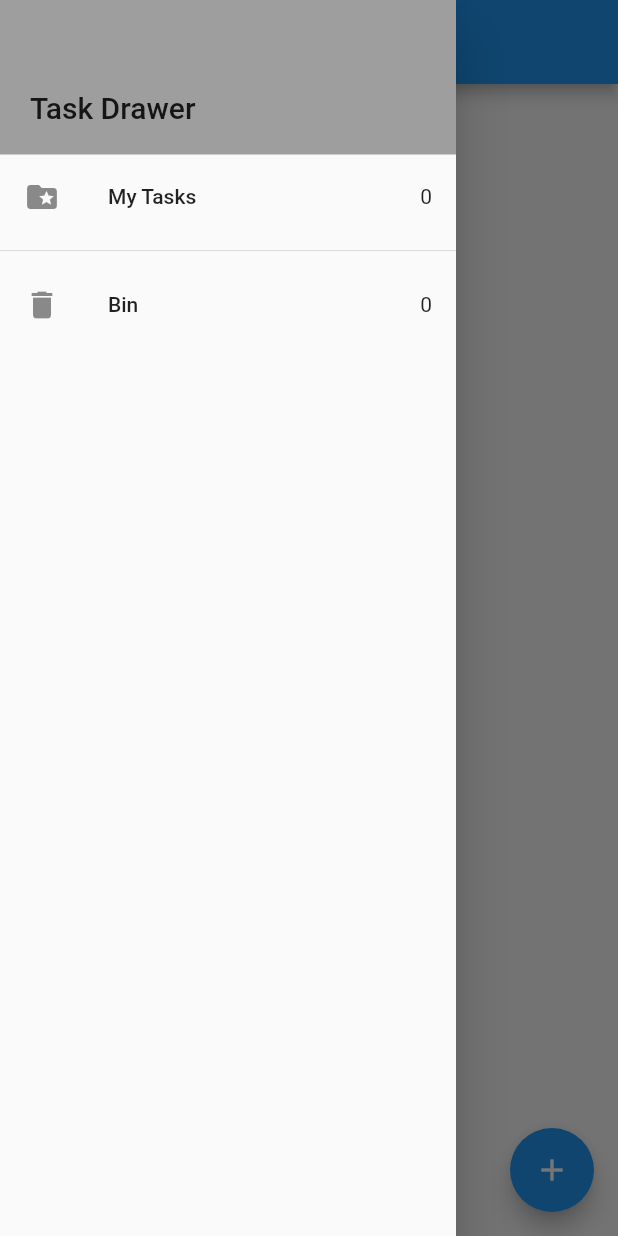
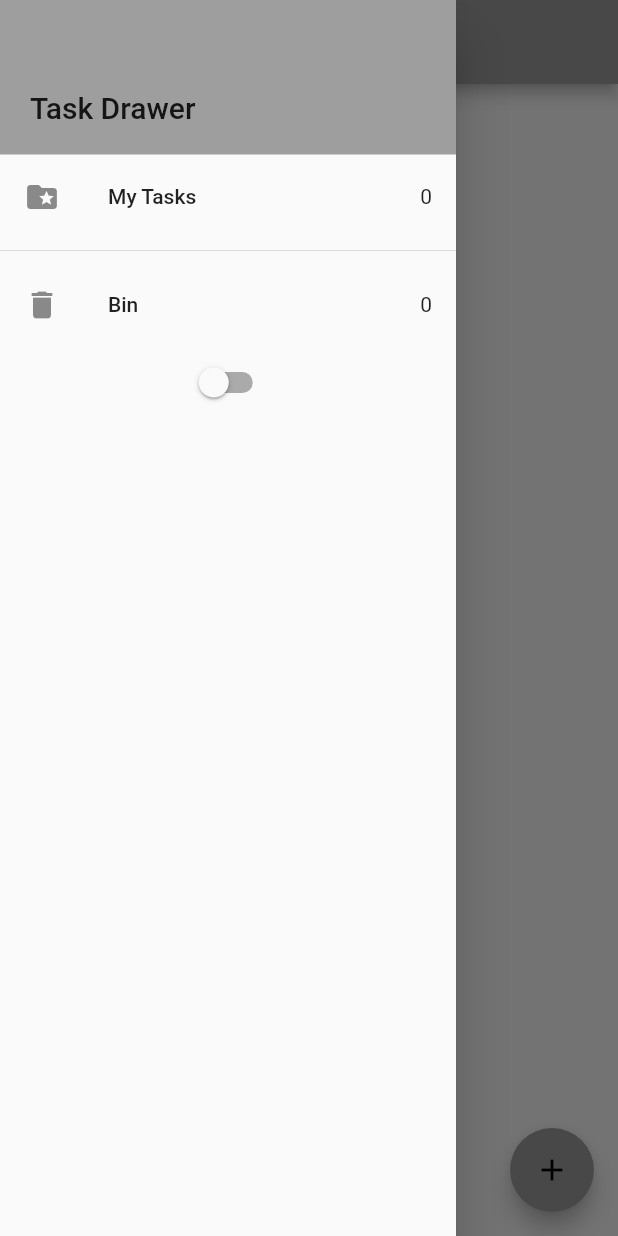
Before and after one commit to ESHFFD/todo_bloc, a Flutter app: the screen it shows after launch, with the side drawer open, on a phone screen of 412 x 824 dp. Run offline on Flutter 3.47's test engine with Material 2 defaults, Android fonts, the phone set to English and light mode, and no system bars; our stand-ins replace bloc, equatable, flutter_bloc, hydrated_bloc.

Commit message:
add theme to main.dart

```diff
--- a/lib/main.dart
+++ b/lib/main.dart
@@ -1,6 +1,7 @@
 import 'package:flutter/material.dart';
 import 'package:path_provider/path_provider.dart';
 import 'package:todo_app_bloc/presentation/resources/router_management.dart';
+import 'package:todo_app_bloc/presentation/resources/theme.dart';
 import 'package:todo_app_bloc/presentation/screens/home_page/home_page_screen.dart';
 import 'presentation/bloc/bloc_exports.dart';
 
@@ -23,14 +24,18 @@ class MyApp extends StatelessWidget {
         BlocProvider(create: (context) => TasksBloc()),
         BlocProvider(create: (context) => SwitchBloc()),
       ],
-      child: MaterialApp(
-        debugShowCheckedModeBanner: false,
-        title: 'Flutter Demo',
-        theme: ThemeData(
-          primarySwatch: Colors.blue,
-        ),
-        onGenerateRoute: RoutManager.getRoute,
-        home: const HomePageScreen(),
+      child: BlocBuilder<SwitchBloc, SwitchState>(
+        builder: (context, state) {
+          return MaterialApp(
+            debugShowCheckedModeBanner: false,
+            title: 'Flutter Demo',
+            theme: state.switchValue
+                ? AppThemes.appThemeData[AppTheme.darkTheme]
+                : AppThemes.appThemeData[AppTheme.lightTheme],
+            onGenerateRoute: RoutManager.getRoute,
+            home: const HomePageScreen(),
+          );
+        },
       ),
     );
   }
--- a/lib/presentation/bloc/switch_bloc/switch_event.dart
+++ b/lib/presentation/bloc/switch_bloc/switch_event.dart
@@ -6,3 +6,7 @@ abstract class SwitchEvent extends Equatable {
   @override
   List<Object> get props => [];
 }
+
+class SwitchOnEvent extends SwitchEvent {}
+
+class SwitchOffEvent extends SwitchEvent {}
--- a/lib/presentation/bloc/switch_bloc/switch_state.dart
+++ b/lib/presentation/bloc/switch_bloc/switch_state.dart
@@ -8,4 +8,6 @@ class SwitchState extends Equatable {
   List<Object> get props => [switchValue];
 }
 
-class SwitchInitial extends SwitchState {}
+class SwitchInitial extends SwitchState {
+  const SwitchInitial({required super.switchValue});
+}
--- a/lib/presentation/resources/theme.dart
+++ b/lib/presentation/resources/theme.dart
@@ -13,7 +13,7 @@ class AppThemes {
               foregroundColor: MaterialStateProperty.all(Colors.white)),
         ),
         textTheme:
-            const TextTheme(titleMedium: TextStyle(color: Colors.black))),
+            const TextTheme(titleMedium: TextStyle(color: Colors.white))),
     AppTheme.lightTheme: ThemeData(
         brightness: Brightness.light,
         primaryColor: Colors.white,
@@ -23,6 +23,6 @@ class AppThemes {
               foregroundColor: MaterialStateProperty.all(Colors.black)),
         ),
         textTheme:
-            const TextTheme(titleMedium: TextStyle(color: Colors.white))),
+            const TextTheme(titleMedium: TextStyle(color: Colors.black))),
   };
 }
--- a/lib/presentation/screens/home_page/home_page_screen.dart
+++ b/lib/presentation/screens/home_page/home_page_screen.dart
@@ -1,5 +1,4 @@
 import 'package:flutter/material.dart';
-
 import 'package:todo_app_bloc/presentation/bloc/bloc_exports.dart';
 
 import 'package:todo_app_bloc/presentation/models/task.dart';
--- a/lib/presentation/screens/home_page/widgets/add_taks.dart
+++ b/lib/presentation/screens/home_page/widgets/add_taks.dart
@@ -1,6 +1,7 @@
 import 'package:flutter/material.dart';
 import 'package:flutter_bloc/flutter_bloc.dart';
-import 'package:todo_app_bloc/presentation/bloc/bloc/tasks_bloc.dart';
+
+import 'package:todo_app_bloc/presentation/bloc/task_bloc/tasks_bloc.dart';
 import 'package:todo_app_bloc/presentation/models/task.dart';
 
 class AddTaskScreen extends StatelessWidget {
--- a/lib/presentation/screens/home_page/widgets/drawer.dart
+++ b/lib/presentation/screens/home_page/widgets/drawer.dart
@@ -2,14 +2,9 @@ import 'package:flutter/material.dart';
 import 'package:todo_app_bloc/presentation/bloc/bloc_exports.dart';
 import 'package:todo_app_bloc/presentation/resources/router_management.dart';
 
-class MyDrawer extends StatefulWidget {
+class MyDrawer extends StatelessWidget {
   const MyDrawer({Key? key}) : super(key: key);
 
-  @override
-  State<MyDrawer> createState() => _MyDrawerState();
-}
-
-class _MyDrawerState extends State<MyDrawer> {
   @override
   Widget build(BuildContext context) {
     return Drawer(
@@ -31,7 +26,18 @@ class _MyDrawerState extends State<MyDrawer> {
             const Divider(),
             _drawerListTile(() {
               Navigator.of(context).pushReplacementNamed(Routes.recycleBin);
-            }, 'Bin', '${state.removeTask.length}', Icons.delete)
+            }, 'Bin', '${state.removeTask.length}', Icons.delete),
+            BlocBuilder<SwitchBloc, SwitchState>(
+              builder: (context, state) {
+                return Switch(
+                    value: state.switchValue,
+                    onChanged: (newVAlue) {
+                      newVAlue
+                          ? context.read<SwitchBloc>().add(SwitchOnEvent())
+                          : context.read<SwitchBloc>().add(SwitchOffEvent());
+                    });
+              },
+            )
           ]);
         },
       ),
```
Also changed, not shown: 3 other files.
